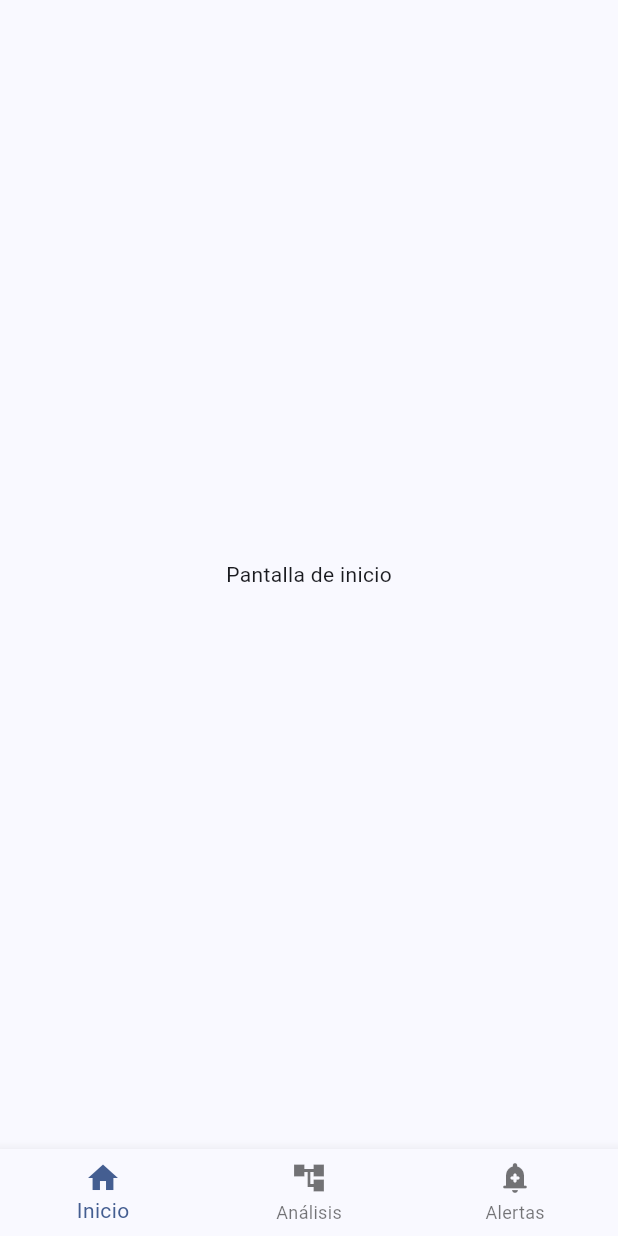
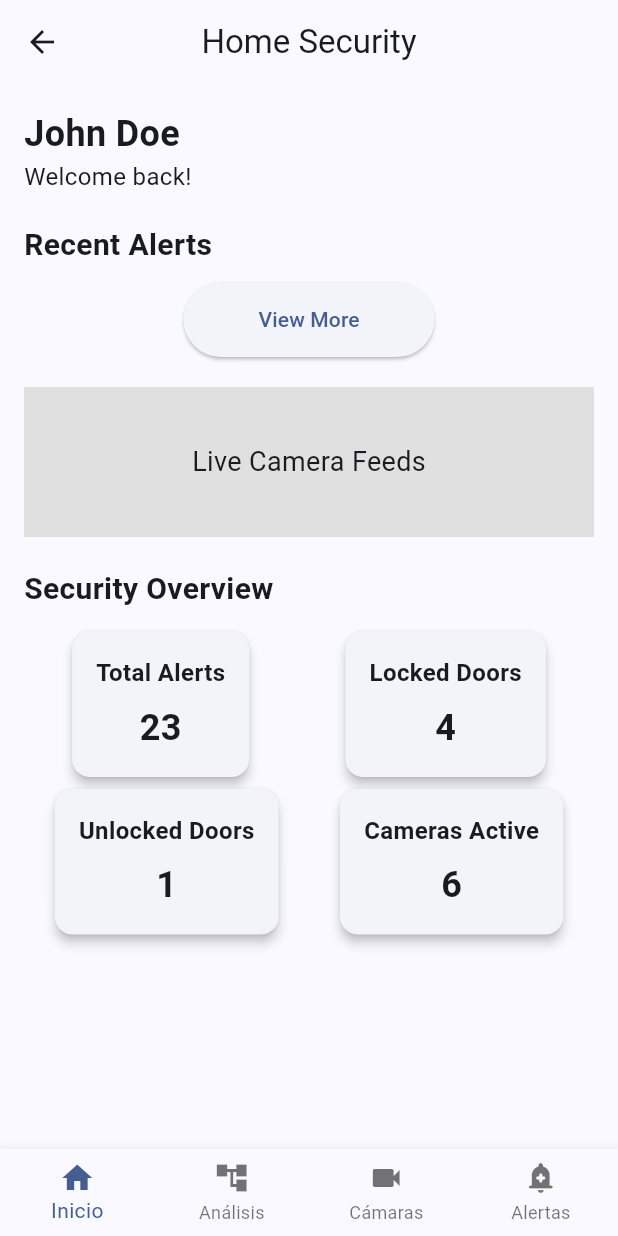
Before and after one commit to Los-TechCrafters/aegis_vision_app, a Flutter app: the MainScreen screen opened directly, on a phone screen of 412 x 824 dp. Run offline on Flutter 3.47's test engine with Material 3 defaults, Android fonts, the phone set to English and light mode, and no system bars.

Commit message:
feat(home): added home screen.

```diff
--- /dev/null
+++ b/lib/screens/cameras_screen.dart
@@ -0,0 +1,14 @@
+import 'package:flutter/material.dart';
+
+class CamerasScreen extends StatelessWidget {
+  const CamerasScreen({super.key});
+
+  @override
+  Widget build(BuildContext context) {
+    return Scaffold(
+      body: Center(
+        child: Text('Pantalla de cámaras'),
+      ),
+    );
+  }
+}
--- a/lib/screens/home_screen.dart
+++ b/lib/screens/home_screen.dart
@@ -6,9 +6,112 @@ class HomeScreen extends StatelessWidget {
   @override
   Widget build(BuildContext context) {
     return Scaffold(
-      body: Center(
-        child: Text('Pantalla de inicio'),
+      appBar: AppBar(
+        title: const Text('Home Security'),
+        centerTitle: true,
+      ),
+      body: SingleChildScrollView(
+        padding: const EdgeInsets.all(16.0),
+        child: Column(
+          crossAxisAlignment: CrossAxisAlignment.start,
+          children: [
+            // User greeting
+            const Text(
+              'John Doe',
+              style: TextStyle(fontSize: 24, fontWeight: FontWeight.bold),
+            ),
+            const Text('Welcome back!', style: TextStyle(fontSize: 16)),
+
+            const SizedBox(height: 20),
+
+            // Recent Alerts
+            const Text(
+              'Recent Alerts',
+              style: TextStyle(fontSize: 20, fontWeight: FontWeight.bold),
+            ),
+            const SizedBox(height: 10),
+
+            // View More Button
+            Center(
+              child: ElevatedButton(
+                onPressed: () {},
+                child: const Text('View More'),
+                style: ElevatedButton.styleFrom(
+                  padding: const EdgeInsets.symmetric(horizontal: 50, vertical: 15),
+                ),
+              ),
+            ),
+
+            const SizedBox(height: 20),
+
+            // Live Camera Feeds Placeholder
+            Container(
+              height: 100,
+              color: Colors.grey[300],
+              child: const Center(
+                child: Text(
+                  'Live Camera Feeds',
+                  style: TextStyle(fontSize: 18),
+                ),
+              ),
+            ),
+
+            const SizedBox(height: 20),
+
+            // Security Overview
+            const Text(
+              'Security Overview',
+              style: TextStyle(fontSize: 20, fontWeight: FontWeight.bold),
+            ),
+            const SizedBox(height: 10),
+            Row(
+              mainAxisAlignment: MainAxisAlignment.spaceAround,
+              children: const [
+                OverviewCard(title: 'Total Alerts', count: '23'),
+                OverviewCard(title: 'Locked Doors', count: '4'),
+              ],
+            ),
+            Row(
+              mainAxisAlignment: MainAxisAlignment.spaceAround,
+              children: const [
+                OverviewCard(title: 'Unlocked Doors', count: '1'),
+                OverviewCard(title: 'Cameras Active', count: '6'),
+              ],
+            ),
+          ],
+        ),
       ),
     );
   }
 }
+
+// Custom widget for overview cards
+class OverviewCard extends StatelessWidget {
+  final String title;
+  final String count;
+
+  const OverviewCard({required this.title, required this.count});
+
+  @override
+  Widget build(BuildContext context) {
+    return Card(
+      elevation: 3,
+      child: Padding(
+        padding: const EdgeInsets.all(16.0),
+        child: Column(
+          children: [
+            Text(
+              title,
+              style: const TextStyle(fontSize: 16, fontWeight: FontWeight.bold),
+            ),
+            const SizedBox(height: 8),
+            Text(
+              count,
+              style: const TextStyle(fontSize: 24, fontWeight: FontWeight.bold),
+            ),
+          ],
+        ),
+      ),
+    );
+  }
+}
--- a/lib/screens/main_screen.dart
+++ b/lib/screens/main_screen.dart
@@ -1,5 +1,6 @@
 import 'package:aegis_vision_app/screens/alert_screen.dart';
 import 'package:aegis_vision_app/screens/analytics_screen.dart';
+import 'package:aegis_vision_app/screens/cameras_screen.dart';
 import 'package:flutter/material.dart';
 
 import 'home_screen.dart';
@@ -18,6 +19,7 @@ class _MainScreenState extends State<MainScreen> {
   final List<Widget> _pages = [
     const HomeScreen(),
     AnalyticsScreen(),
+    CamerasScreen(),
     AlertScreen(),
   ];
 
@@ -34,6 +36,7 @@ class _MainScreenState extends State<MainScreen> {
       bottomNavigationBar: BottomNavigationBar(
         currentIndex: _selectedIndex,
         onTap: _onItemTapped,
+        type: BottomNavigationBarType.fixed, // Asegura que los ítems se ajusten
         items: const [
           BottomNavigationBarItem(
             icon: Icon(Icons.home),
@@ -44,6 +47,10 @@ class _MainScreenState extends State<MainScreen> {
             label: 'Análisis',
           ),
           BottomNavigationBarItem(
+            icon: Icon(Icons.videocam),
+            label: 'Cámaras',
+          ),
+          BottomNavigationBarItem(
             icon: Icon(Icons.add_alert_rounded),
             label: 'Alertas',
           ),
```
